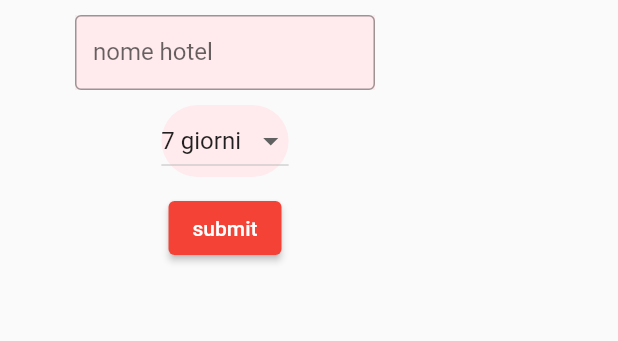
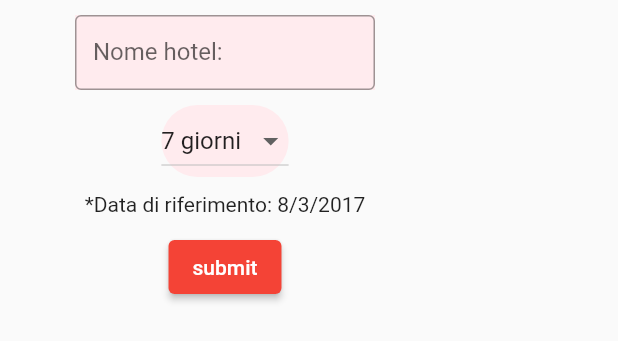
Before and after one commit to NicolaGabriele/frontend_progetto_bigdata, a Flutter app: the RecensioniDallaDataForm widget shown alone on an empty page, opened directly with empty values, after a tap on "submit", on a phone screen of 412 x 824 dp. Shown: the top 341 px of the screen. Run offline on Flutter 3.47's test engine with Material 2 defaults, Android fonts, the phone set to English and light mode, and no system bars; our stand-ins replace charts_flutter_new, flutter_map, latlong; missing offline and left inert: flutter_map_marker_cluster, flutter_scatter; network calls fail.

Commit message:
piccole modifiche estetiche

```diff
--- a/lib/Widgets/forms/RecensioniDallaDataForm.dart
+++ b/lib/Widgets/forms/RecensioniDallaDataForm.dart
@@ -26,11 +26,13 @@ class _RecensDallaDataState extends State<RecensioniDallaDataForm>{
     '3 mesi': 90,
     '6 mesi':180,
     'un anno': 365,
-    '3 anni': 1000
+    '3 anni': 1095
   };
 
+  static const List<String> list = Utility.hotels;
   String? _time = _timingMap.keys.first;
-  String? _hotel = "nome hotel";
+  String? _hotel = "";
+
   @override
   Widget build(BuildContext context) {
     return Container(
@@ -42,13 +44,26 @@ class _RecensDallaDataState extends State<RecensioniDallaDataForm>{
                 width: 200,
                 height: 50,
                 color: Colors.red.shade50,
-                child: TextField(
-                  decoration: InputDecoration(
-                      label: Text(_hotel!),
+                child: Autocomplete<String>(
+                  fieldViewBuilder: (context, textEditingController, focusNode, onFieldSubmitted) {
+                    return TextField(
+                      controller: textEditingController,
+                      focusNode: focusNode,
+                      onEditingComplete: onFieldSubmitted,
+                      onSubmitted: (value) => _hotel = value,
+                      onChanged: (value) => _hotel = value,
+                      decoration: const InputDecoration(
+                        label: Text("Nome hotel:"),
                         border: OutlineInputBorder(),
                       ),
-                  onSubmitted: (value)=>_hotel = value,
-                  onChanged: (value)=>_hotel = value,
+                    );
+                  },
+                  optionsBuilder: (TextEditingValue textEditingValue) {
+                    return list.where((String option) {
+                      return option.toLowerCase().contains(textEditingValue.text.toLowerCase());
+                    });
+                  },
+                  onSelected: (value) => _hotel = value,
                 ),
               ),
           ),
@@ -69,6 +84,10 @@ class _RecensDallaDataState extends State<RecensioniDallaDataForm>{
           ),
           Padding(
             padding: EdgeInsets.only(left: 50,top: 10),
+            child: Text("*Data di riferimento: 8/3/2017"),
+          ),
+          Padding(
+            padding: EdgeInsets.only(left: 50,top: 10),
             child: ElevatedButton(
                 onPressed: submitRecensioniDallaData,//()=>{/*TODO*/},
                 child: Text('submit',textAlign: TextAlign.center)
@@ -79,7 +98,7 @@ class _RecensDallaDataState extends State<RecensioniDallaDataForm>{
     );
   }
 
-  void submitRecensioniDallaData() async{
+  void submitRecensioniDallaData() async {
     widget.visualizzation.setWidget(
         Expanded(
           child: Row(
@@ -91,10 +110,19 @@ class _RecensDallaDataState extends State<RecensioniDallaDataForm>{
         )
     );
 
-    List<String> s = await Query.recensioniHotelDallaData(_hotel!, _timingMap[_time]!);
+    List<String> s = await Query.recensioniHotelDallaData(
+        _hotel!, _timingMap[_time]!);
+    if (s.length == 0) {
+        widget.visualizzation.setWidget(new AlertDialog(
+        title: Text("Non abbiamo dati a disposizione riguardo a hotel con questo nome e in questa data", style: TextStyle(color: Colors.white)),
+        backgroundColor: Colors.red,
+      ) );
+    }
+    else {
       List<Widget> l = [];
-    s.forEach((element) {l.add(
-        Padding(padding: EdgeInsets.only(top:20),child: Text(element)));
+      s.forEach((element) {
+        l.add(
+            Padding(padding: EdgeInsets.only(top: 20), child: Text(element)));
       });
       widget.visualizzation.setWidget(
           Container(
@@ -111,5 +139,6 @@ class _RecensDallaDataState extends State<RecensioniDallaDataForm>{
           )
       );
     }
+  }
 
 }
--- a/lib/Widgets/pages/QueriesPage.dart
+++ b/lib/Widgets/pages/QueriesPage.dart
@@ -29,7 +29,7 @@ class _QueriesPageState extends State<StatefulWidget>{
                 ),
                 const Flexible(
                   child: Text(
-                    'Hotel Reviews Analitycs',
+                    'Hotel Reviews Analytics',
                     style: TextStyle(
                         fontSize: 50,
                         fontStyle: FontStyle.italic
--- a/lib/Widgets/pages/ReviewsAutoClassificator.dart
+++ b/lib/Widgets/pages/ReviewsAutoClassificator.dart
@@ -31,7 +31,7 @@ class _ReviewsClassificatorState extends State<ReviewsAutoClassificator>{
               ),
               const Flexible(
                 child: Text(
-                  'Hotel Reviews Analitycs',
+                  'Hotel Reviews Analytics',
                   style: TextStyle(
                       fontSize: 50,
                       fontStyle: FontStyle.italic
--- a/lib/Widgets/visualizzations/GeoDataHotelsInNation.dart
+++ b/lib/Widgets/visualizzations/GeoDataHotelsInNation.dart
@@ -116,7 +116,7 @@ class _GeoDataHotelsState extends State<GeoDataHotelsInNation>{
               ),
               markers: _markers,
               onMarkerTap: (marker) => {
-                textInPopup = marker.point.latitude.toString()+marker.point.longitude.toString()
+                textInPopup = marker.point.latitude.toString()+" "+marker.point.longitude.toString()
               },
               polygonOptions: PolygonOptions(
                   borderColor: Colors.white,
--- a/lib/main.dart
+++ b/lib/main.dart
@@ -17,11 +17,11 @@ class MyApp extends StatelessWidget {
   @override
   Widget build(BuildContext context) {
     return MaterialApp(
-      title: 'Hotel Reviews Analitycs',
+      title: 'Hotel Reviews Analytics',
       theme: ThemeData(
         primarySwatch: Colors.red,
       ),
-      home: MyHomePage(title: 'Hotel Reviews Analitycs'),
+      home: MyHomePage(title: 'Hotel Reviews Analytics'),
     );
   }
 }
@@ -54,7 +54,7 @@ class _MyHomePageState extends State<MyHomePage> {
               ),
               const Flexible(
                 child: Text(
-                  'Hotel Reviews Analitycs',
+                  'Hotel Reviews Analytics',
                   style: TextStyle(
                       fontSize: 50,
                       fontStyle: FontStyle.italic
```
Also changed, not shown: lib/Widgets/pages/SubmitPage.dart (+8 -8 lines), pubspec.lock. Lines whose indentation alone changed are shown as unchanged.
